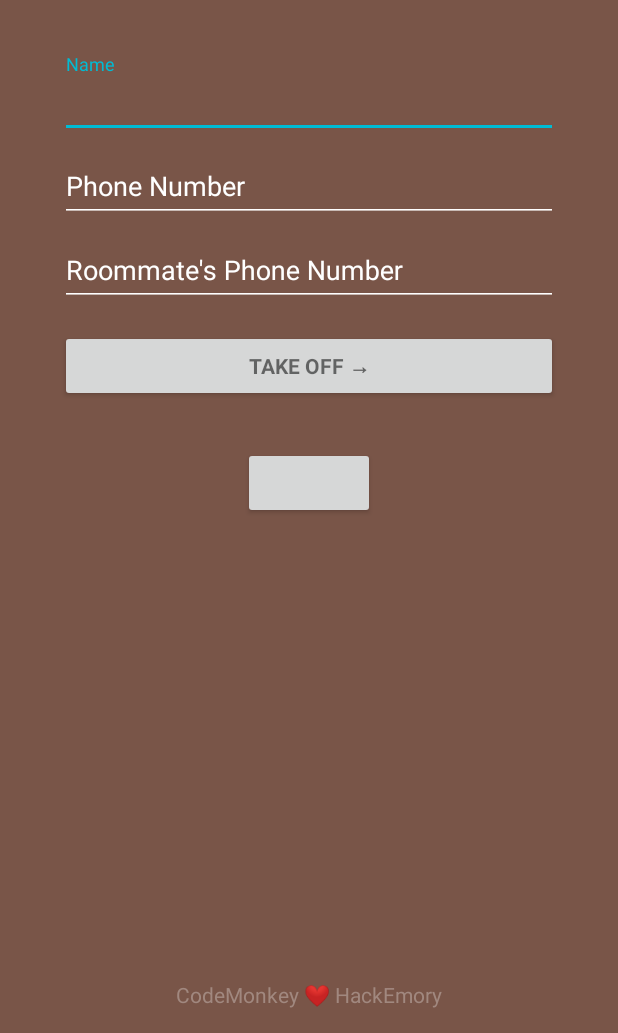
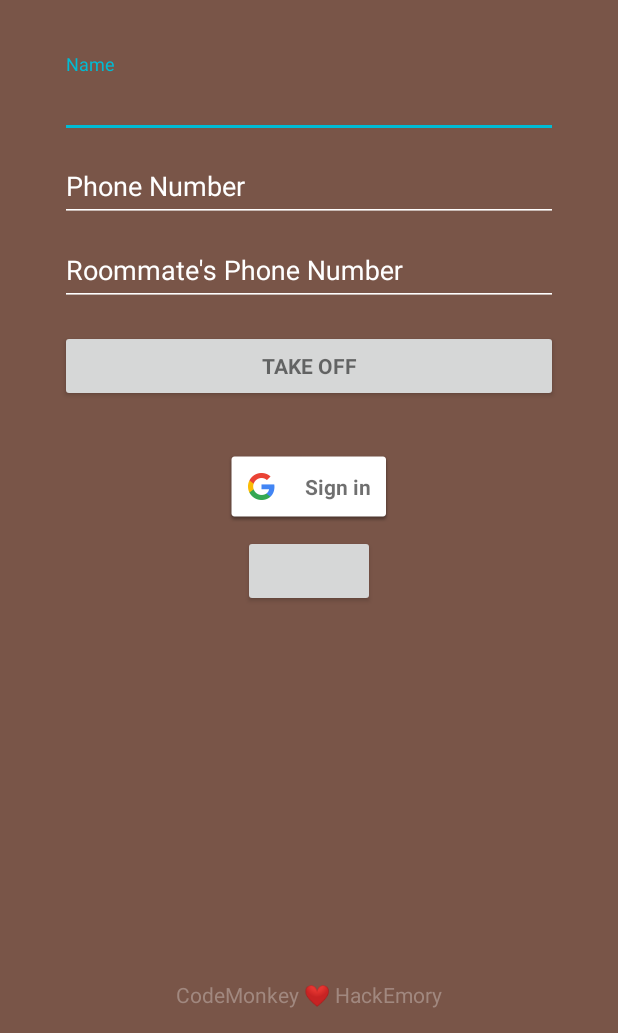
Before and after one commit to jiangshen/WingBuddy, an Android app: the screen it shows after launch (LoginActivity), on a phone screen of 412 x 824 dp, the part 203-1236 px from its top. Run offline under Robolectric (Android 15) with nearby library versions, the phone set to English and light mode, and no system bars; libraries missing offline, so code that uses them is left out: com.facebook, com.facebook.appevents, com.facebook.login, com.firebase.client; plain views replace LoginButton; 6 statements that could not run were skipped.

Commit message:
Added Google Login

```diff
--- a/app/build.gradle
+++ b/app/build.gradle
@@ -1,4 +1,6 @@
 apply plugin: 'com.android.application'
+
+apply plugin: 'com.google.gms.google-services'
 
 android {
     compileSdkVersion 23
@@ -28,6 +30,8 @@ dependencies {
     compile fileTree(dir: 'libs', include: ['*.jar'])
     testCompile 'junit:junit:4.12'
 
+    compile 'com.google.android.gms:play-services-auth:8.3.0'
+
 //    Android System
     compile 'com.android.support:appcompat-v7:23.3.0'
     compile 'com.android.support:design:23.3.0'
--- a/app/src/main/java/codemonkey/wingbuddy/LoginActivity.java
+++ b/app/src/main/java/codemonkey/wingbuddy/LoginActivity.java
@@ -40,6 +40,17 @@ import com.firebase.client.Firebase;
 
 import com.facebook.appevents.AppEventsLogger;
 import com.facebook.FacebookSdk;
+
+import com.google.android.gms.auth.api.Auth;
+import com.google.android.gms.auth.api.signin.GoogleSignInAccount;
+import com.google.android.gms.auth.api.signin.GoogleSignInOptions;
+import com.google.android.gms.auth.api.signin.GoogleSignInResult;
+import com.google.android.gms.common.ConnectionResult;
+import com.google.android.gms.common.SignInButton;
+import com.google.android.gms.common.api.GoogleApiClient;
+import com.google.android.gms.common.api.OptionalPendingResult;
+import com.google.android.gms.common.api.ResultCallback;
+import com.google.android.gms.common.api.Status;
 
 import java.security.MessageDigest;
 import java.security.NoSuchAlgorithmException;
@@ -94,6 +105,21 @@ public class LoginActivity extends AppCompatActivity {
 
 //        Firebase
         Firebase.setAndroidContext(this);
+
+//        Google
+        // Configure sign-in to request the user's ID, email address, and basic
+// profile. ID and basic profile are included in DEFAULT_SIGN_IN.
+        GoogleSignInOptions gso = new GoogleSignInOptions.Builder(GoogleSignInOptions.DEFAULT_SIGN_IN)
+                .requestEmail()
+                .build();
+
+        // Build a GoogleApiClient with access to the Google Sign-In API and the
+// options specified by gso.
+//        GoogleApiClient mGoogleApiClient = new GoogleApiClient.Builder(this)
+//                .enableAutoManage(this /* FragmentActivity */, this.onconn /* OnConnectionFailedListener */)
+//                .addApi(Auth.GOOGLE_SIGN_IN_API, gso)
+//                .build();
+
 
 //        Facebook Tracking
         FacebookSdk.sdkInitialize(getApplicationContext());
--- a/app/src/main/java/codemonkey/wingbuddy/MainActivity.java
+++ b/app/src/main/java/codemonkey/wingbuddy/MainActivity.java
@@ -73,7 +73,7 @@ public class MainActivity extends AppCompatActivity {
         tvTimeElapsed = (TextView) findViewById(R.id.tv_time_elapsed);
         tvTitle = (TextView) findViewById(R.id.tv_title);
 
-        tvTitle.setText(userName + "'s\nControl Panel");
+        tvTitle.setText(userName);
 
         if (intent.getBooleanExtra("is_facebook_login", false)) {
             profileImage = (ProfilePictureView) findViewById(R.id.profilePicture);
@@ -176,7 +176,7 @@ public class MainActivity extends AppCompatActivity {
                             public void onClick(DialogInterface dialog, int id) {
                                 try {
                                     SmsManager smsManager = SmsManager.getDefault();
-                                    smsManager.sendTextMessage(("+1"+currentUser.getRoommatePhoneNumber()), null, message, null, null);
+                                    smsManager.sendTextMessage((currentUser.getRoommatePhoneNumber()), null, message, null, null);
                                     Snackbar.make(view, "SMS sent", Snackbar.LENGTH_SHORT).show();
                                 }
                                 catch (Exception e) {
--- a/app/src/main/res/layout/activity_login.xml
+++ b/app/src/main/res/layout/activity_login.xml
@@ -2,6 +2,7 @@
     xmlns:tools="http://schemas.android.com/tools"
     android:layout_width="match_parent"
     android:layout_height="match_parent"
+    xmlns:fb="http://schemas.android.com/apk/res-auto"
     android:gravity="center_horizontal"
     android:orientation="vertical"
     android:paddingBottom="@dimen/activity_vertical_margin"
@@ -138,17 +139,28 @@
                 android:layout_width="match_parent"
                 android:layout_height="wrap_content"
                 android:layout_marginTop="16dp"
-                android:text="Take off →"
+                android:text="Take off"
                 android:textStyle="bold" />
+
+            <com.google.android.gms.common.SignInButton
+                android:id="@+id/sign_in_button"
+                android:layout_width="wrap_content"
+                android:layout_height="wrap_content"
+                android:layout_marginTop="32dp"
+                android:layout_gravity="center_horizontal"/>
 
             <com.facebook.login.widget.LoginButton
                 android:id="@+id/fb_login_button"
                 android:layout_width="wrap_content"
                 android:layout_height="wrap_content"
                 android:layout_gravity="center_horizontal"
-                android:layout_marginTop="30dp"
-                android:layout_marginBottom="30dp"
+                android:layout_marginTop="8dp"
+                android:layout_marginBottom="8dp"
+                android:paddingTop="8dp"
+                android:paddingBottom="8dp"
                 />
+
+
 
         </LinearLayout>
 
--- a/build.gradle
+++ b/build.gradle
@@ -6,6 +6,8 @@ buildscript {
     }
     dependencies {
         classpath 'com.android.tools.build:gradle:2.0.0'
+
+        classpath 'com.google.gms:google-services:2.0.0-alpha5'
 
         // NOTE: Do not place your application dependencies here; they belong
         // in the individual module build.gradle files
```
Also changed, not shown: app/src/main/res/layout/activity_main.xml (+49 -34 lines), 3 other files.
